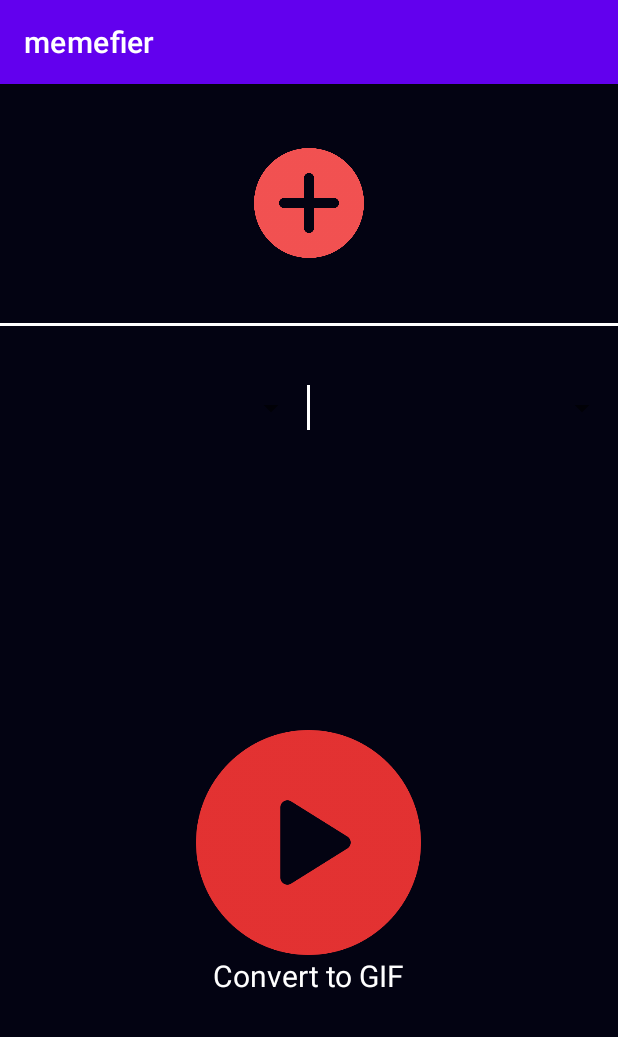
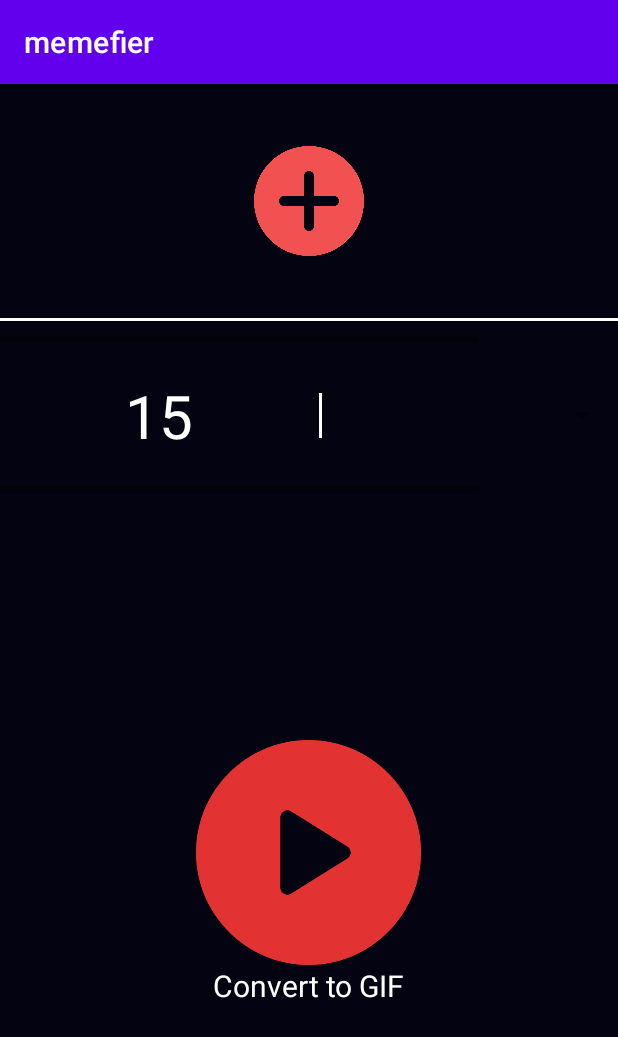
Before and after one commit to luckygy618/memefier-Android, an Android app: the screen it shows after launch (MainActivity), on a phone screen of 412 x 824 dp. Shown: the top 1037 px of the screen. Run offline under Robolectric (Android 15) with nearby library versions, the phone set to English and light mode, and no system bars.

Commit message:
Created UI frame.

```diff
--- a/app/src/main/AndroidManifest.xml
+++ b/app/src/main/AndroidManifest.xml
@@ -3,6 +3,7 @@
     package="com.guoyucao.memefier">
 
     <application
+        android:name=".MyApp"
         android:allowBackup="true"
         android:icon="@mipmap/ic_launcher"
         android:label="@string/app_name"
--- a/app/src/main/java/com/guoyucao/memefier/MainActivity.java
+++ b/app/src/main/java/com/guoyucao/memefier/MainActivity.java
@@ -7,16 +7,14 @@ import android.view.View;
 import android.widget.ArrayAdapter;
 import android.widget.ImageButton;
 import android.widget.LinearLayout;
+import android.widget.NumberPicker;
 import android.widget.ProgressBar;
 import android.widget.Spinner;
 import android.widget.TextView;
 import android.widget.VideoView;
 
 public class MainActivity extends AppCompatActivity {
-   /*
-  String[] resolution = { "320P", "480P", "960P", "1080P"};
-   Spinner spin1;
-   */
+
 
     ImageButton addVideoBtn;
     ImageButton convertVideoBtn;
@@ -24,19 +22,12 @@ public class MainActivity extends AppCompatActivity {
     VideoView videoView;
     ProgressBar progressBar;
     TextView convertLabel;
-
+NumberPicker resolution;
     @Override
     protected void onCreate(Bundle savedInstanceState) {
         super.onCreate(savedInstanceState);
         setContentView(R.layout.activity_main);
-        /*
-        spin1 = (Spinner) findViewById(R.id.resolution);
-        Creating the ArrayAdapter instance having the country list
-        ArrayAdapter aa = new ArrayAdapter(this,android.R.layout.simple_spinner_item,country);
-       aa.setDropDownViewResource(android.R.layout.simple_spinner_dropdown_item);
-        Setting the ArrayAdapter data on the Spinner
-       spin1.setAdapter(aa);
-      */
+
 
         addVideoBtn = findViewById(R.id.addVideo);
         convertVideoBtn = findViewById(R.id.convertVideo);
@@ -49,6 +40,12 @@ public class MainActivity extends AppCompatActivity {
         convertVideoBtn.setOnClickListener(convertListener);
         addVideoBtn.setOnClickListener(addVideoListener);
 
+        resolution = (NumberPicker)findViewById(R.id.resolution);
+        resolution.setMinValue(0);
+       resolution.setMaxValue(((MyApp)getApplication()).getResolution_option().length-1);
+      resolution.setDisplayedValues(((MyApp)getApplication()).getResolution_option());
+        //resolution.setWrapSelectorWheel(false);
+        resolution.setDescendantFocusability(NumberPicker.FOCUS_BLOCK_DESCENDANTS);
 
     }
 
--- /dev/null
+++ b/app/src/main/java/com/guoyucao/memefier/MyApp.java
@@ -0,0 +1,16 @@
+package com.guoyucao.memefier;
+
+import android.app.Application;
+
+public class MyApp extends Application {
+
+    String[] resolution_option = {"15","30", "60"};
+
+    public String[] getResolution_option() {
+        return resolution_option;
+    }
+
+    public void setResolution_option(String[] resolution_option) {
+        this.resolution_option = resolution_option;
+    }
+}
--- a/app/src/main/res/layout/activity_main.xml
+++ b/app/src/main/res/layout/activity_main.xml
@@ -49,17 +49,23 @@
 
     <LinearLayout
         android:layout_width="match_parent"
-        android:layout_height="wrap_content"
+        android:layout_height="50dp"
         android:layout_weight="1"
         android:orientation="horizontal"
         android:weightSum="2">
 
-        <Spinner
+
+
+        <NumberPicker
             android:id="@+id/resolution"
             android:layout_width="wrap_content"
             android:layout_height="match_parent"
             android:layout_weight="1"
-            android:contentDescription="@string/setResolution" />
+            android:theme="@style/AppTheme.Picker"
+            android:scaleY="2"
+            android:scaleX="2"
+            />
+
         <ImageView
             android:layout_width="2dp"
             android:layout_height="30dp"
--- /dev/null
+++ b/app/src/main/res/values/styles.xml
@@ -0,0 +1,11 @@
+<?xml version="1.0" encoding="utf-8"?>
+<resources>
+
+
+
+    <style name="AppTheme.Picker" parent="Theme.AppCompat.Light.NoActionBar" >
+        <item name="android:textColorPrimary">@android:color/white</item>
+        <item name="android:textSize">20sp</item>
+    </style>
+
+</resources>
```
